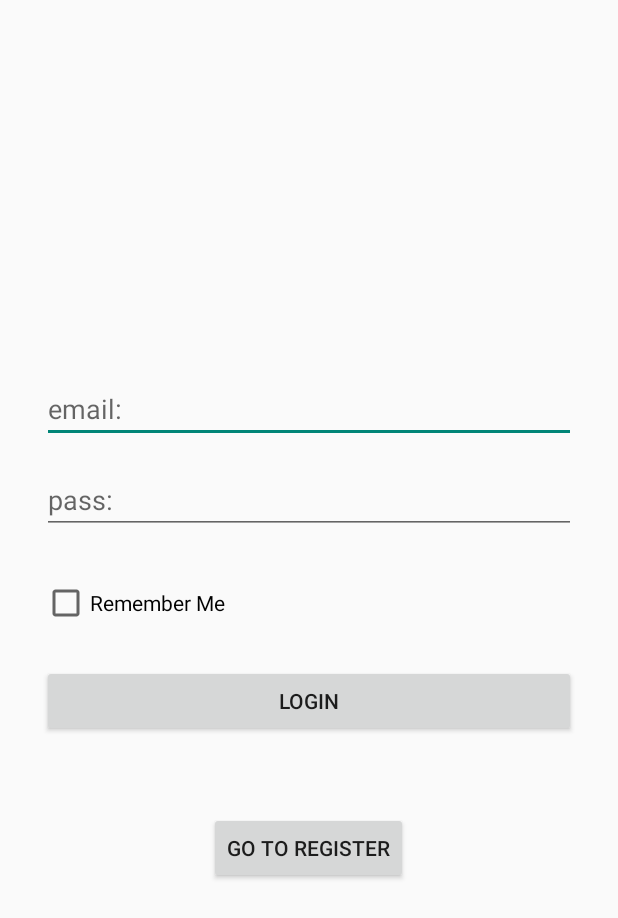
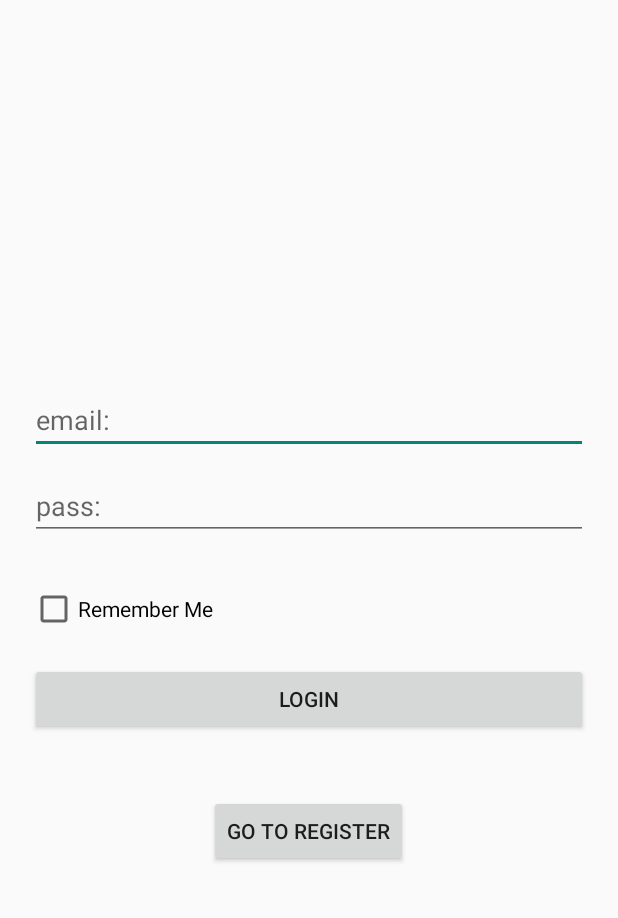
Before and after one commit to antony-jekov/Nevix, an Android app: the layout fragment_authenticate.xml on its own in the app's theme, with its tools: preview values and no code run, on a phone screen of 412 x 824 dp. Shown: the top 918 px of the screen. Run offline under Robolectric (Android 15) with nearby library versions, the phone set to English and light mode, and no system bars.

Commit message:
Fixed launcher problem.

```diff
--- a/Source/Android/Nevix/nevix/src/main/AndroidManifest.xml
+++ b/Source/Android/Nevix/nevix/src/main/AndroidManifest.xml
@@ -14,16 +14,17 @@
         <activity
             android:name="com.antonyjekov.nevix.activities.MainActivity"
             android:label="@string/title_activity_main" >
+
+        </activity>
+        <activity
+            android:name="com.antonyjekov.nevix.activities.AuthenticateActivity"
+            android:label="@string/title_activity_authenticate" >
             <intent-filter>
                 <action android:name="android.intent.action.MAIN" />
 
                 <category android:name="android.intent.category.LAUNCHER" />
             </intent-filter>
         </activity>
-        <activity
-            android:name="com.antonyjekov.nevix.activities.AuthenticateActivity"
-            android:label="@string/title_activity_authenticate" >
-        </activity>
     </application>
 
 </manifest>
--- a/Source/Android/Nevix/nevix/src/main/res/layout/fragment_authenticate.xml
+++ b/Source/Android/Nevix/nevix/src/main/res/layout/fragment_authenticate.xml
@@ -4,8 +4,9 @@
     android:layout_height="wrap_content"
     android:layout_width="match_parent"
     android:orientation="vertical"
-    android:padding="28dp"
-    android:layout_gravity="center_vertical">
+    android:padding="20dp"
+    android:layout_gravity="center_vertical"
+    >
 
     <EditText
         android:id="@+id/auth_email"
--- a/Source/Android/Nevix/nevix/src/main/res/values/dimens.xml
+++ b/Source/Android/Nevix/nevix/src/main/res/values/dimens.xml
@@ -2,9 +2,9 @@
     <!-- Default screen margins, per the Android Design guidelines. -->
     <dimen name="activity_horizontal_margin">16dp</dimen>
     <dimen name="activity_vertical_margin">16dp</dimen>
-    <dimen name="input_top_margin">15dp</dimen>
-    <dimen name="btn_margin_top">25dp</dimen>
-    <dimen name="toggle_margin_top">50dp</dimen>
+    <dimen name="input_top_margin">12dp</dimen>
+    <dimen name="btn_margin_top">20dp</dimen>
+    <dimen name="toggle_margin_top">40dp</dimen>
     <dimen name="prime_btn_text_size">35dp</dimen>
     <dimen name="btn_width">200dp</dimen>
     <dimen name="activity_padding">20dp</dimen>
```
